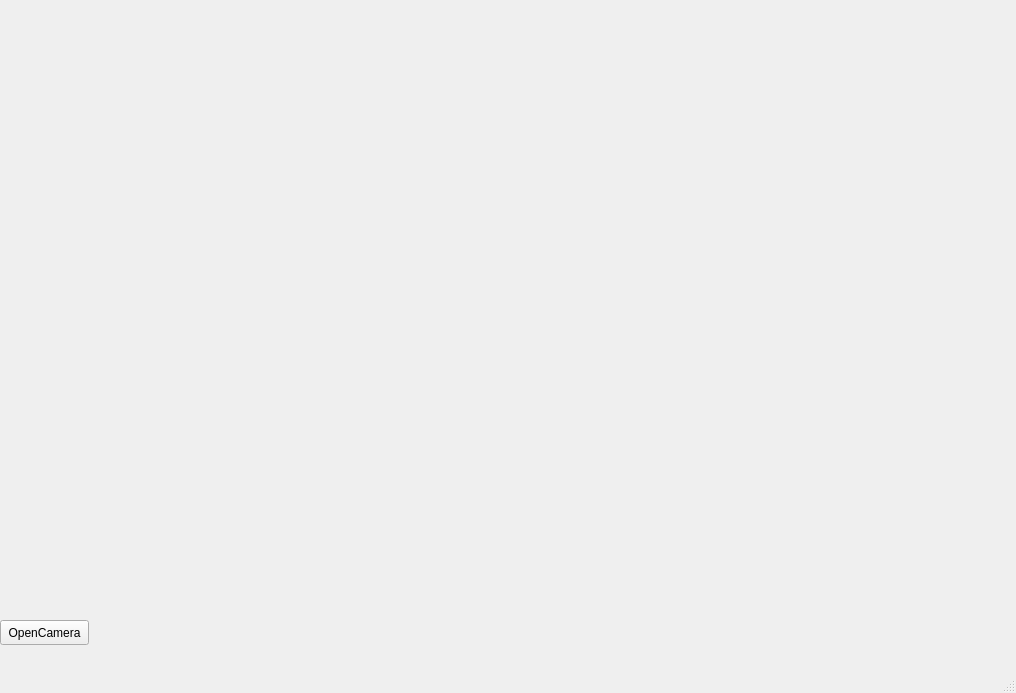
The window that cameras.ui (marquistj13/hello_qt_cmake_display_image) describes before a commit, drawn with Qt 5.
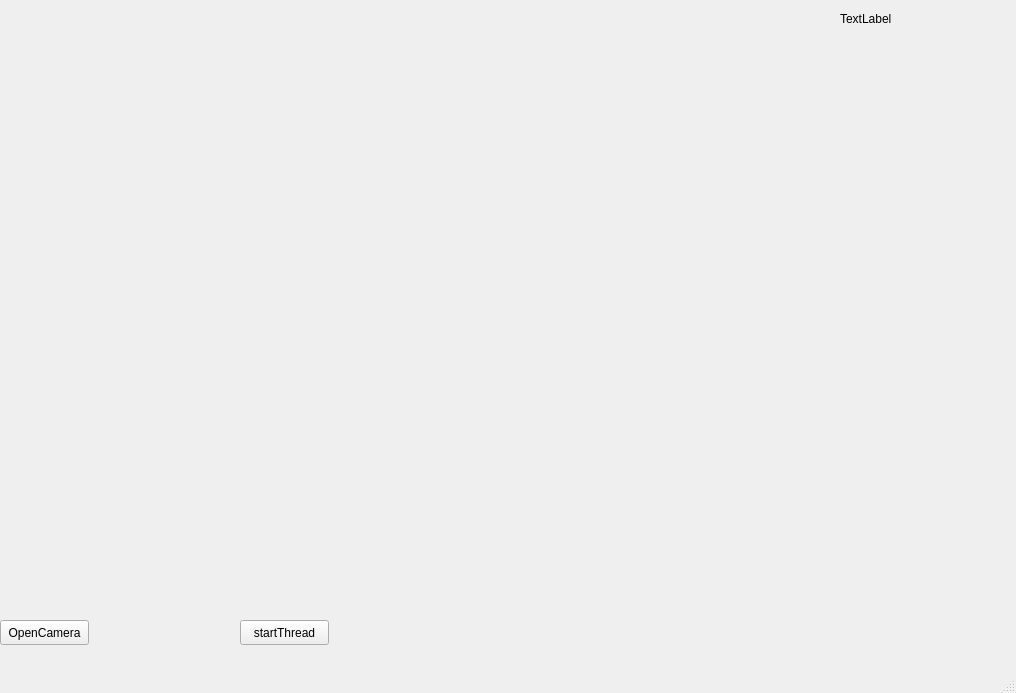
The same window after the commit.

Commit message: add thread example

```diff
--- a/cameras.ui
+++ b/cameras.ui
@@ -43,6 +43,32 @@
      <string/>
     </property>
    </widget>
+   <widget class="QPushButton" name="startThread">
+    <property name="geometry">
+     <rect>
+      <x>240</x>
+      <y>620</y>
+      <width>89</width>
+      <height>25</height>
+     </rect>
+    </property>
+    <property name="text">
+     <string>startThread</string>
+    </property>
+   </widget>
+   <widget class="QLabel" name="label">
+    <property name="geometry">
+     <rect>
+      <x>840</x>
+      <y>10</y>
+      <width>67</width>
+      <height>17</height>
+     </rect>
+    </property>
+    <property name="text">
+     <string>TextLabel</string>
+    </property>
+   </widget>
   </widget>
   <widget class="QMenuBar" name="menubar">
    <property name="geometry">
```
The commit also changes 6 other files.
